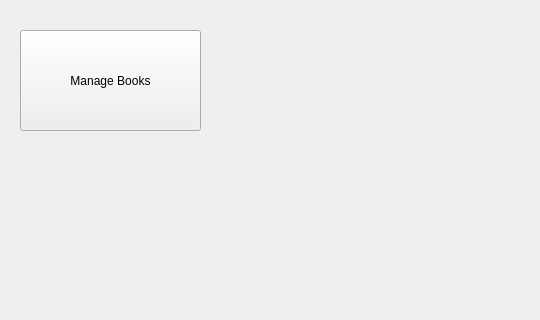
This is LibraryManagementSoftware/LibraryManagementSoftware/mainwindow.ui in Anukool99/library_management_system as Qt 5 draws it before an edit; both pictures show x 0 to 540 and y 0 to 320 of the 800 by 600 pixel window. The edited form follows.
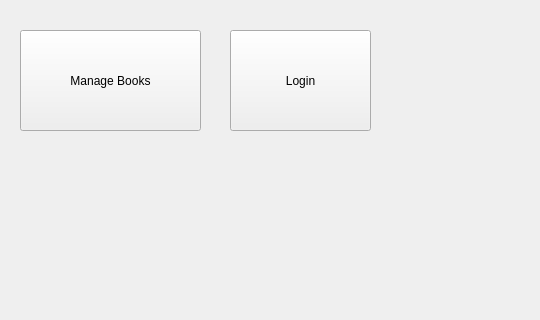
This is the edited form.

Commit message: Adding Login Functionality, not working yet

What changed in the file:
```diff
--- a/LibraryManagementSoftware/LibraryManagementSoftware/mainwindow.ui
+++ b/LibraryManagementSoftware/LibraryManagementSoftware/mainwindow.ui
@@ -27,6 +27,19 @@
      <string>Manage Books</string>
     </property>
    </widget>
+   <widget class="QPushButton" name="pushButton">
+    <property name="geometry">
+     <rect>
+      <x>230</x>
+      <y>30</y>
+      <width>141</width>
+      <height>101</height>
+     </rect>
+    </property>
+    <property name="text">
+     <string>Login</string>
+    </property>
+   </widget>
   </widget>
   <widget class="QMenuBar" name="menubar">
    <property name="geometry">
```
Left out of the diff: 2 changed lines with no effect on the pictures. The commit also changes 7 other files.
